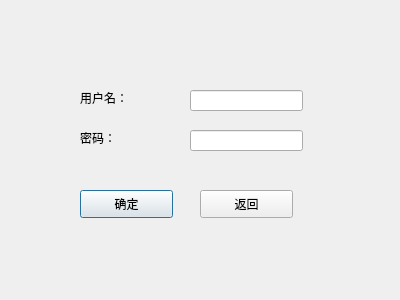
This is student_info_inquiry_input.ui in ZzzAmy/bookstore as Qt 5 draws it before an edit. The edited form follows.
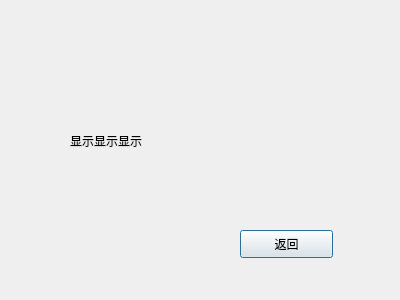
This is the edited form.

The edit to the form file:
```diff
--- a/student_info_inquiry_input.ui
+++ b/student_info_inquiry_input.ui
@@ -13,24 +13,24 @@
   <property name="windowTitle">
    <string>Dialog</string>
   </property>
+  <widget class="QLabel" name="label">
+   <property name="geometry">
+    <rect>
+     <x>70</x>
+     <y>60</y>
+     <width>251</width>
+     <height>161</height>
+    </rect>
+   </property>
+   <property name="text">
+    <string>显示显示显示</string>
+   </property>
+  </widget>
   <widget class="QPushButton" name="pushButton">
    <property name="geometry">
     <rect>
-     <x>80</x>
-     <y>190</y>
-     <width>93</width>
-     <height>28</height>
-    </rect>
-   </property>
-   <property name="text">
-    <string>确定</string>
-   </property>
-  </widget>
-  <widget class="QPushButton" name="pushButton_2">
-   <property name="geometry">
-    <rect>
-     <x>200</x>
-     <y>190</y>
+     <x>240</x>
+     <y>230</y>
      <width>93</width>
      <height>28</height>
     </rect>
@@ -39,52 +39,6 @@
     <string>返回</string>
    </property>
   </widget>
-  <widget class="QLabel" name="label">
-   <property name="geometry">
-    <rect>
-     <x>80</x>
-     <y>90</y>
-     <width>72</width>
-     <height>15</height>
-    </rect>
-   </property>
-   <property name="text">
-    <string>用户名：</string>
-   </property>
-  </widget>
-  <widget class="QLabel" name="label_2">
-   <property name="geometry">
-    <rect>
-     <x>80</x>
-     <y>130</y>
-     <width>72</width>
-     <height>15</height>
-    </rect>
-   </property>
-   <property name="text">
-    <string>密码：</string>
-   </property>
-  </widget>
-  <widget class="QLineEdit" name="lineEdit">
-   <property name="geometry">
-    <rect>
-     <x>190</x>
-     <y>90</y>
-     <width>113</width>
-     <height>21</height>
-    </rect>
-   </property>
-  </widget>
-  <widget class="QLineEdit" name="lineEdit_2">
-   <property name="geometry">
-    <rect>
-     <x>190</x>
-     <y>130</y>
-     <width>113</width>
-     <height>21</height>
-    </rect>
-   </property>
-  </widget>
  </widget>
  <resources/>
  <connections/>
```
